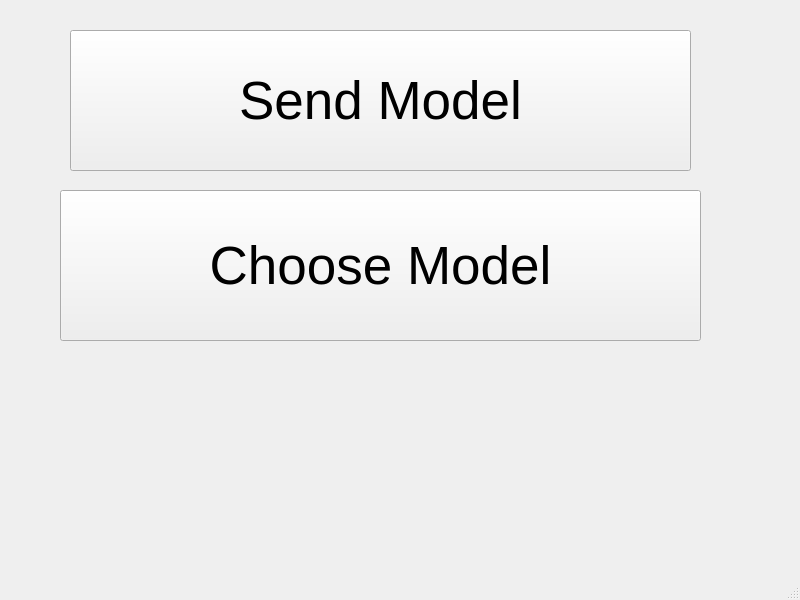
mokzhizhuan/GreyForm_UIs, file Greyform-linux/Python_Application/UI_Design/mainframe.ui: the form before one commit.
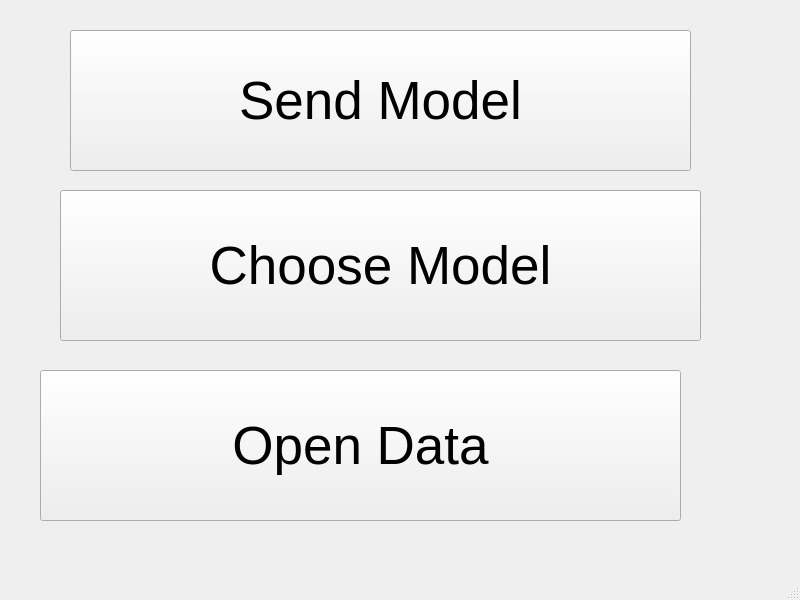
The form after the commit. The open tabs and pages were chosen to show the change.

Commit message: 3d ui function

The edit to the form file:
```diff
--- a/Greyform-linux/Python_Application/UI_Design/mainframe.ui
+++ b/Greyform-linux/Python_Application/UI_Design/mainframe.ui
@@ -436,6 +436,30 @@
        <string>Choose Model</string>
       </property>
      </widget>
+     <widget class="QPushButton" name="DataButton">
+      <property name="geometry">
+       <rect>
+        <x>40</x>
+        <y>370</y>
+        <width>641</width>
+        <height>151</height>
+       </rect>
+      </property>
+      <property name="sizePolicy">
+       <sizepolicy hsizetype="MinimumExpanding" vsizetype="Minimum">
+        <horstretch>0</horstretch>
+        <verstretch>0</verstretch>
+       </sizepolicy>
+      </property>
+      <property name="font">
+       <font>
+        <pointsize>40</pointsize>
+       </font>
+      </property>
+      <property name="text">
+       <string>Open Data</string>
+      </property>
+     </widget>
     </widget>
    </widget>
   </widget>
```
Left out of the diff: 21 changed lines with no effect on the pictures. The commit also changes 7 other files.
